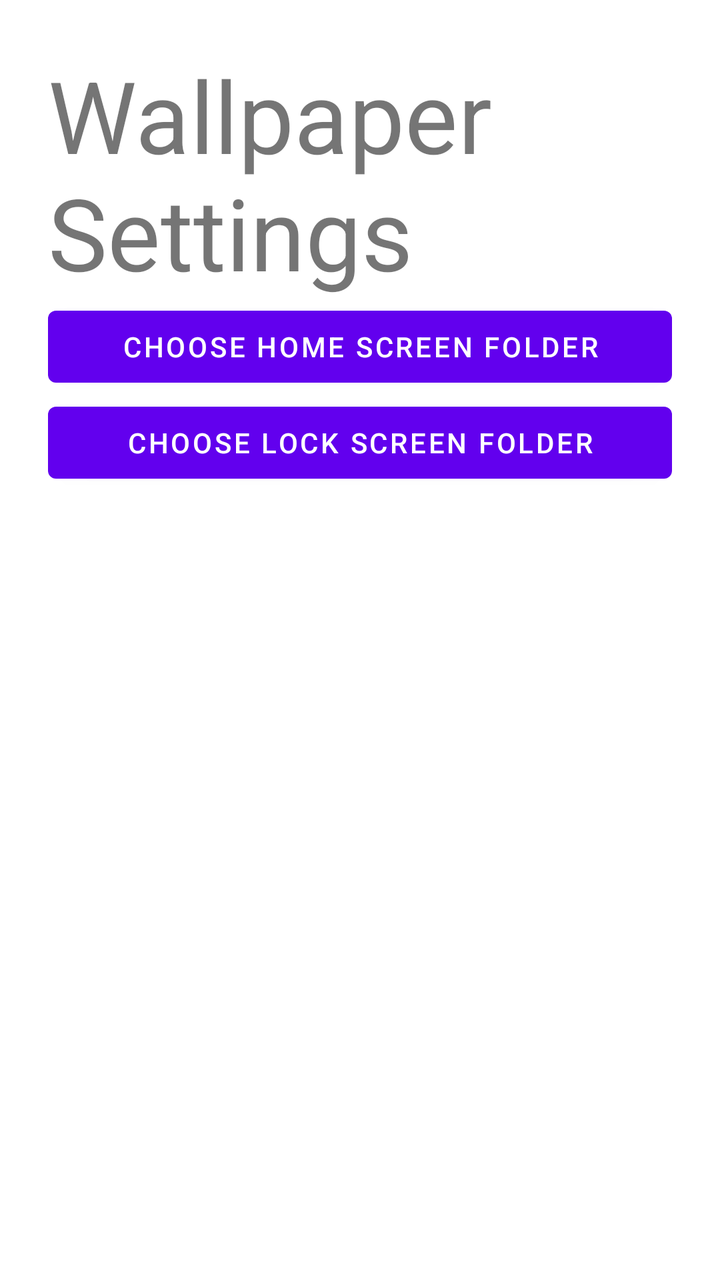
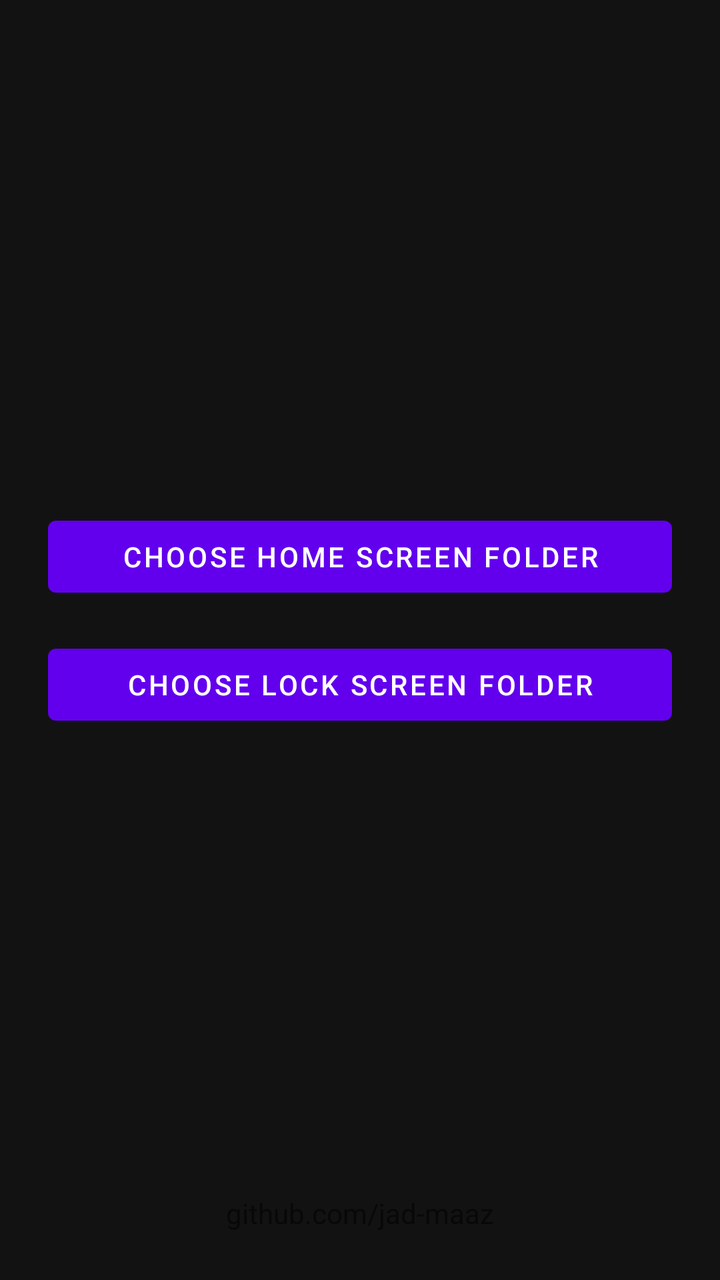

Before-and-after screenshots of an Android layout around one commit, followed by the original layout XML and the change that was made.
<!-- AndroidManifest.xml: fallback theme Theme.MaterialComponents.DayNight.NoActionBar -->
<!-- res/layout/activity_main.xml -->
<?xml version="1.0" encoding="utf-8"?>
<LinearLayout
    xmlns:android="http://schemas.android.com/apk/res/android"
    android:layout_width="match_parent"
    android:layout_height="match_parent"
    android:orientation="vertical"
    android:padding="24dp"
    android:fitsSystemWindows="true">

    <TextView
        android:layout_width="match_parent"
        android:layout_height="wrap_content"
        android:text="Wallpaper Settings"
        android:textSize="50sp"/>

    <Button
        android:id="@+id/pickHomeButton"
        android:layout_width="match_parent"
        android:layout_height="wrap_content"
        android:text="Choose Home Screen Folder" />

    <Button
        android:id="@+id/pickLockButton"
        android:layout_width="match_parent"
        android:layout_height="wrap_content"
        android:text="Choose Lock Screen Folder" />

</LinearLayout>
<!-- resources referenced by this layout -->
<resources>

</resources>

<!-- the commit's change to res/layout/activity_main.xml (unified diff, before → after) -->
@@ -5,24 +5,35 @@
     android:layout_height="match_parent"
     android:orientation="vertical"
     android:padding="24dp"
+    android:background="#121212"
     android:fitsSystemWindows="true">
 
-    <TextView
-        android:layout_width="match_parent"
-        android:layout_height="wrap_content"
-        android:text="Wallpaper Settings"
-        android:textSize="50sp"/>
+    <LinearLayout
+      android:layout_width="match_parent"
+      android:layout_height="0dp"
+      android:layout_weight="1"
+      android:orientation="vertical"
+      android:gravity="center">
 
-    <Button
+      <Button
         android:id="@+id/pickHomeButton"
         android:layout_width="match_parent"
         android:layout_height="wrap_content"
         android:text="Choose Home Screen Folder" />
 
-    <Button
+      <Button
         android:id="@+id/pickLockButton"
         android:layout_width="match_parent"
         android:layout_height="wrap_content"
+        android:layout_marginTop="16dp"
         android:text="Choose Lock Screen Folder" />
+    </LinearLayout>
+
+    <TextView
+      android:layout_width="match_parent"
+      android:layout_height="wrap_content"
+      android:gravity="center"
+      android:text="github.com/jad-maaz"
+      android:textSize="14sp" />
 
 </LinearLayout>
